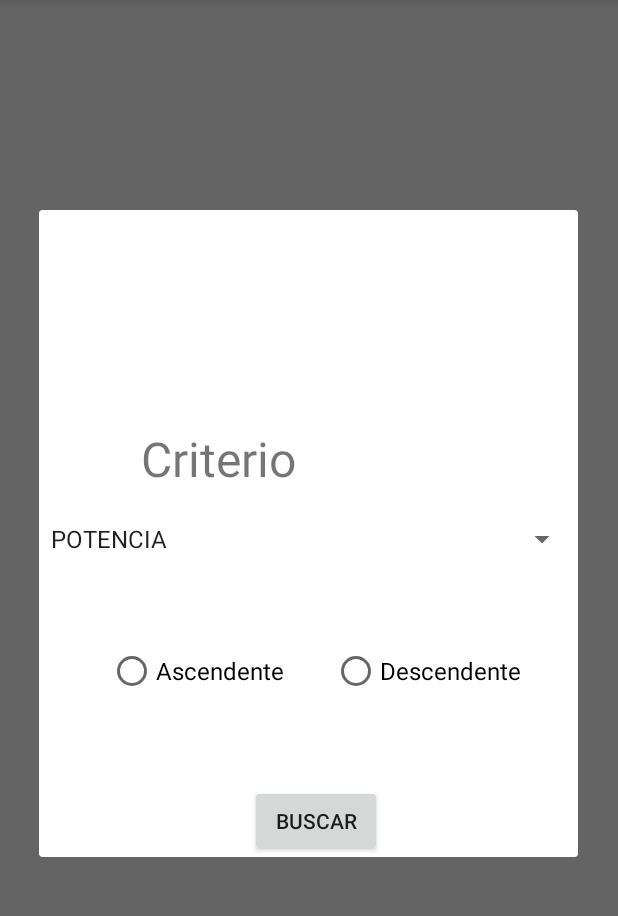
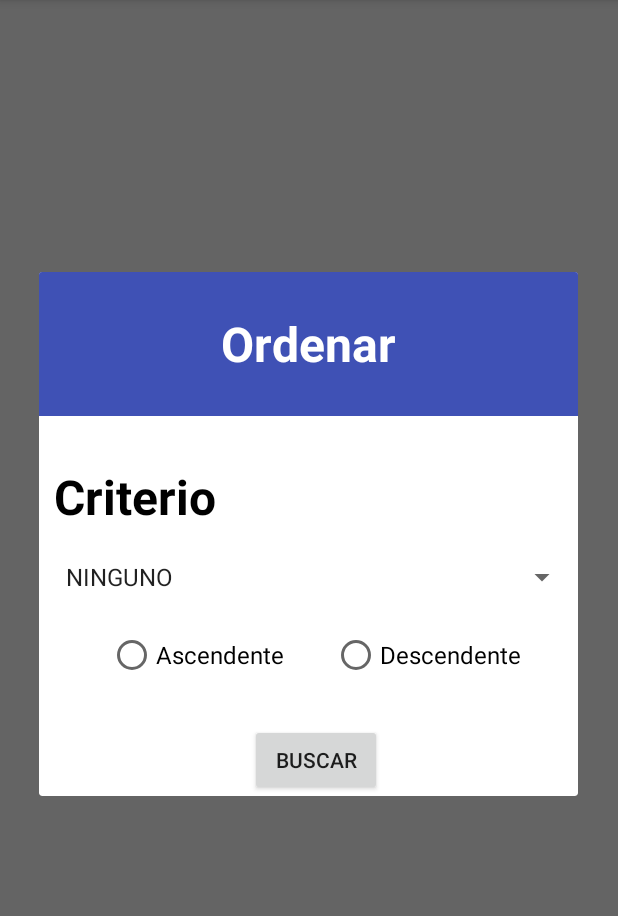
Before and after one commit to isunican/App-CarChargers-Grupo2, an Android app: the screen it shows after launch (MainView), after a tap on "orderButton", on a phone screen of 412 x 824 dp, the part 84-1000 px from its top. Run offline under Robolectric (Android 15) with nearby library versions, the phone set to English and light mode, and no system bars; our stand-ins replace Dagger/Hilt's generated code; libraries missing offline, so code that uses them is left out: org.parceler; network calls fail; 1 statement that could not run was skipped.

Commit message:
Crear interfaz final

```diff
--- a/AndroidProject/app/src/main/res/layout/sort_menu.xml
+++ b/AndroidProject/app/src/main/res/layout/sort_menu.xml
@@ -3,16 +3,37 @@
     xmlns:app="http://schemas.android.com/apk/res-auto"
     xmlns:tools="http://schemas.android.com/tools"
     android:layout_width="match_parent"
-    android:layout_height="match_parent">
+    android:layout_height="match_parent"
+    android:background="#000C0000">
+
+    <TextView
+        android:id="@+id/tvOrdenarTitulo"
+        android:layout_width="0dp"
+        android:layout_height="0dp"
+        android:layout_marginBottom="32dp"
+        android:background="#3F51B5"
+        android:gravity="center|end"
+        android:text="Ordenar"
+        android:textAlignment="center"
+        android:textColor="#FFFFFF"
+        android:textIsSelectable="false"
+        android:textSize="32dp"
+        android:textStyle="bold"
+        app:layout_constraintBottom_toTopOf="@+id/tvCriterio"
+        app:layout_constraintEnd_toEndOf="parent"
+        app:layout_constraintStart_toStartOf="parent"
+        app:layout_constraintTop_toTopOf="parent" />
 
     <TextView
         android:id="@+id/tvCriterio"
         android:layout_width="wrap_content"
         android:layout_height="wrap_content"
-        android:layout_marginStart="68dp"
-        android:layout_marginTop="144dp"
+        android:layout_marginStart="10dp"
+        android:layout_marginTop="128dp"
         android:text="Criterio"
+        android:textColor="#000000"
         android:textSize="32dp"
+        android:textStyle="bold"
         app:layout_constraintStart_toStartOf="parent"
         app:layout_constraintTop_toTopOf="parent" />
 
@@ -20,18 +41,28 @@
         android:id="@+id/btnBuscarOrden"
         android:layout_width="wrap_content"
         android:layout_height="wrap_content"
-        android:layout_marginTop="60dp"
+        android:layout_marginTop="30dp"
         android:text="Buscar"
         app:layout_constraintEnd_toEndOf="parent"
         app:layout_constraintHorizontal_bias="0.518"
         app:layout_constraintStart_toStartOf="parent"
         app:layout_constraintTop_toBottomOf="@+id/linearLayout" />
 
+    <Spinner
+        android:id="@+id/spnCriterio"
+        android:layout_width="match_parent"
+        android:layout_height="wrap_content"
+        android:layout_marginStart="10dp"
+        android:layout_marginTop="20dp"
+        android:scrollbarSize="4dp"
+        app:layout_constraintStart_toStartOf="@+id/tvCriterio"
+        app:layout_constraintTop_toBottomOf="@+id/tvCriterio" />
+
     <LinearLayout
         android:id="@+id/linearLayout"
         android:layout_width="wrap_content"
         android:layout_height="wrap_content"
-        android:layout_marginTop="60dp"
+        android:layout_marginTop="24dp"
         android:gravity="center|center_horizontal"
         android:orientation="horizontal"
         app:layout_constraintEnd_toEndOf="parent"
@@ -60,16 +91,6 @@
                 android:text="Descendente"
                 android:textSize="16dp" />
         </RadioGroup>
-
     </LinearLayout>
 
-
-    <Spinner
-        android:id="@+id/spnCriterio"
-        android:layout_width="match_parent"
-        android:layout_height="wrap_content"
-        android:layout_marginTop="20dp"
-        app:layout_constraintStart_toStartOf="@+id/tvCriterio"
-        app:layout_constraintTop_toBottomOf="@+id/tvCriterio" />
-
 </androidx.constraintlayout.widget.ConstraintLayout>
--- a/AndroidProject/app/src/main/res/values/strings.xml
+++ b/AndroidProject/app/src/main/res/values/strings.xml
@@ -23,6 +23,7 @@
     </string-array>
 
     <string-array name="criteriosArray">
+        <item>NINGUNO</item>
         <item>POTENCIA</item>
     </string-array>
 
```
